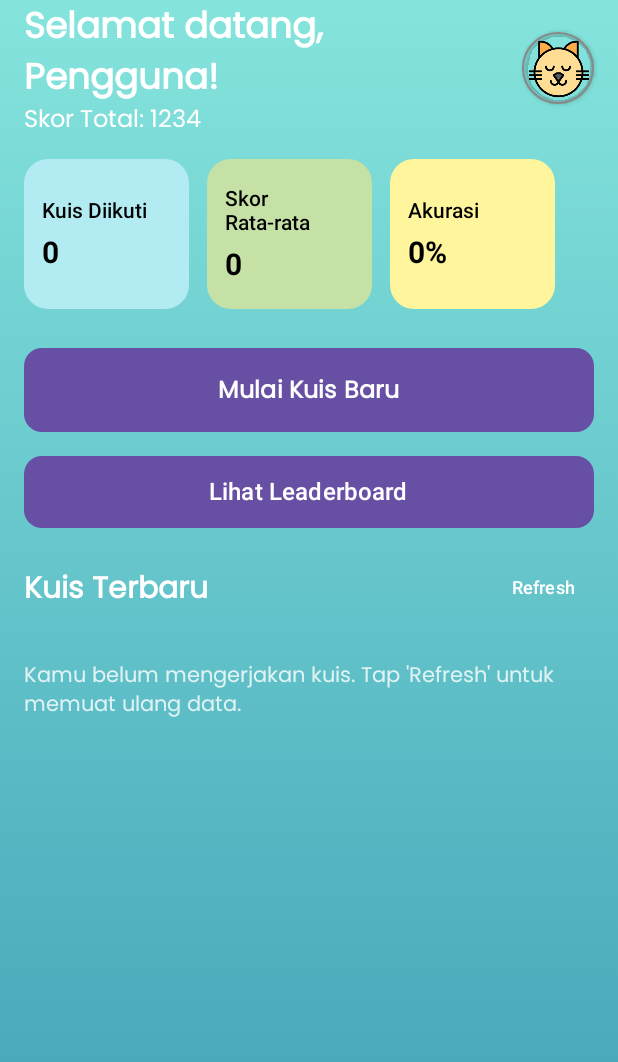
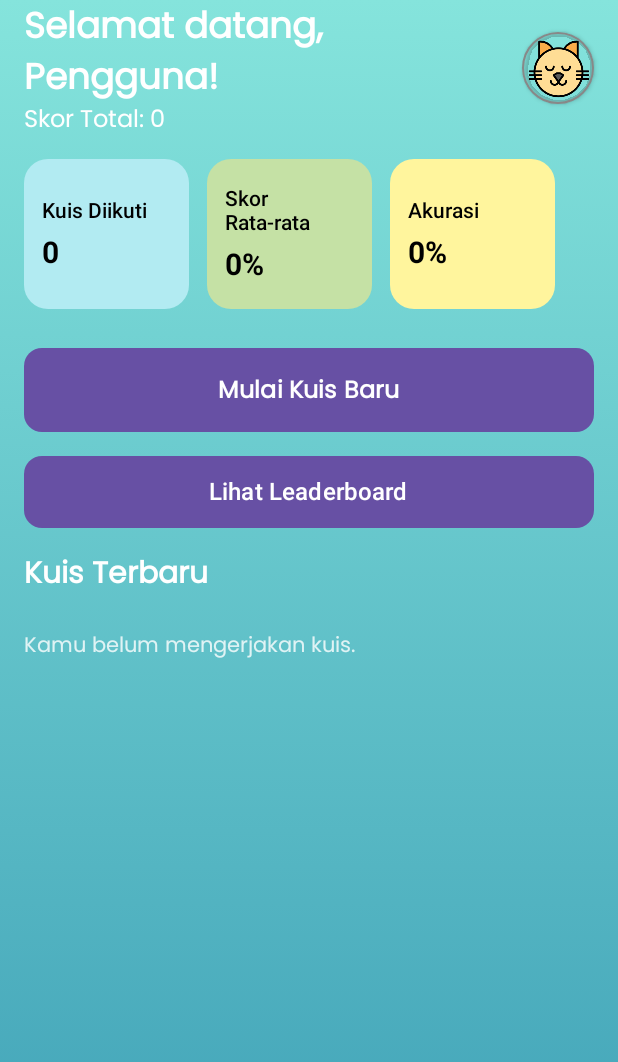
Before and after one commit to shifaaaaaa/QuizQuest, an Android app built with Jetpack Compose: the DashboardScreen screen opened through its navigation route, on a phone screen of 412 x 824 dp. Shown: the top 1062 px of the screen. Run offline under Robolectric (Android 15) with nearby library versions, the phone set to English and light mode, and no system bars; our stand-ins replace Firebase (no records; nobody signed in at launch, a user with empty details on screens opened directly).

Commit message:
banyak update tapi masih belum bisa nampilin hasil quiz user di dashboard

```diff
--- a/app/build.gradle.kts
+++ b/app/build.gradle.kts
@@ -91,8 +91,9 @@ dependencies {
 
     // Coroutines
     implementation("org.jetbrains.kotlinx:kotlinx-coroutines-android:1.7.3")
+    implementation("org.jetbrains.kotlinx:kotlinx-coroutines-core:1.7.3")
+    implementation ("androidx.lifecycle:lifecycle-viewmodel-compose:2.7.0")
 
-    implementation ("androidx.lifecycle:lifecycle-viewmodel-compose:2.7.0")
 
     // Networking
     implementation ("com.squareup.retrofit2:retrofit:2.9.0")
--- a/app/src/main/java/com/shifa/quizquest/DashboardActivity.kt
+++ b/app/src/main/java/com/shifa/quizquest/DashboardActivity.kt
@@ -19,6 +19,7 @@ import androidx.compose.ui.Modifier
 import androidx.core.view.WindowCompat
 import androidx.compose.foundation.layout.WindowInsets
 import androidx.compose.foundation.layout.asPaddingValues
+import androidx.compose.foundation.lazy.items
 import androidx.compose.ui.draw.clip
 import androidx.compose.ui.draw.shadow
 import androidx.compose.ui.layout.ContentScale
@@ -29,29 +30,16 @@ import com.shifa.quizquest.ui.theme.poppins
 import androidx.navigation.compose.rememberNavController
 import androidx.navigation.NavController
 
-class DashboardActivity : ComponentActivity() {
-    override fun onCreate(savedInstanceState: Bundle?) {
-        super.onCreate(savedInstanceState)
-        WindowCompat.setDecorFitsSystemWindows(window, false)
-        setContent {
-            val navController = rememberNavController()
-            DashboardScreen(navController = navController)
-        }
-    }
-}
 
 @Composable
 fun DashboardScreen(navController: NavController, viewModel: DashboardViewModel = viewModel()) {
     val profile by viewModel.profileData.collectAsState()
     val recentResults by viewModel.recentQuizResults.collectAsState()
+    val stats by viewModel.dashboardStats.collectAsState()
+
     val backgroundGradient = Brush.verticalGradient(
         colors = listOf(Color(0xFF85E4DC), Color(0xFF3FA1B7))
     )
-
-    // Refresh data saat screen pertama kali dimuat
-    LaunchedEffect(Unit) {
-        viewModel.refreshQuizResults()
-    }
 
     Box(
         modifier = Modifier
@@ -68,23 +56,29 @@ fun DashboardScreen(navController: NavController, viewModel: DashboardViewModel
             item {
                 HeaderSection(
                     userName = profile.nickname.ifBlank { "Pengguna" },
-                    totalScore = 1234,
+                    totalScore = stats.averageScore,
                     imageResId = profile.imageRes,
                     navController = navController
                 )
             }
-            item { SummaryCards() }
+            item {
+                SummaryCards(
+                    quizzesTaken = stats.quizzesTaken,
+                    averageScore = stats.averageScore,
+                    accuracy = stats.accuracy
+                )
+            }
             item { ActionButtons(navController = navController) }
             item { LeaderboardButton() }
             item {
-                RecentQuizzesSection(
-                    results = recentResults,
-                    onRefresh = { viewModel.refreshQuizResults() } // Tambah refresh button
-                )
+                // Panggilan ini sekarang tidak akan ambigu lagi
+                // setelah duplikatnya dihapus.
+                RecentQuizzesSection(results = recentResults)
             }
         }
     }
 }
+
 
 @Composable
 fun HeaderSection(
@@ -162,17 +156,14 @@ fun HeaderSection(
 }
 
 @Composable
-fun SummaryCards() {
+fun SummaryCards(quizzesTaken: Int, averageScore: Int, accuracy: Int) {
     val cardData = listOf(
-        Triple("Kuis Diikuti", "0", Color(0xFFB2EBF2)),
-        Triple("Skor Rata-rata", "0", Color(0xFFC5E1A5)),
-        Triple("Akurasi", "0%", Color(0xFFFFF59D))
+        Triple("Kuis Diikuti", quizzesTaken.toString(), Color(0xFFB2EBF2)),
+        Triple("Skor Rata-rata", "$averageScore%", Color(0xFFC5E1A5)),
+        Triple("Akurasi", "$accuracy%", Color(0xFFFFF59D))
     )
-
     Row(
-        modifier = Modifier
-            .fillMaxWidth()
-            .height(110.dp),
+        modifier = Modifier.fillMaxWidth().height(110.dp),
         horizontalArrangement = Arrangement.spacedBy(12.dp)
     ) {
         cardData.forEach { (title, value, color) ->
@@ -245,54 +236,6 @@ fun LeaderboardButton() {
     }
 }
 
-@Composable
-fun RecentQuizzesSection(
-    results: List<QuizResultData>,
-    onRefresh: () -> Unit = {} // Tambah parameter refresh
-) {
-    Column {
-        Row(
-            modifier = Modifier.fillMaxWidth(),
-            horizontalArrangement = Arrangement.SpaceBetween,
-            verticalAlignment = Alignment.CenterVertically
-        ) {
-            Text(
-                text = "Kuis Terbaru",
-                fontFamily = poppins,
-                fontSize = 20.sp,
-                fontWeight = FontWeight.Bold,
-                color = Color.White
-            )
-            // Tambah tombol refresh untuk debugging
-            TextButton(onClick = onRefresh) {
-                Text(
-                    text = "Refresh",
-                    color = Color.White,
-                    fontSize = 12.sp
-                )
-            }
-        }
-        Spacer(modifier = Modifier.height(8.dp))
-
-        if (results.isEmpty()) {
-            Text(
-                text = "Kamu belum mengerjakan kuis. Tap 'Refresh' untuk memuat ulang data.",
-                fontFamily = poppins,
-                color = Color.White.copy(alpha = 0.8f),
-                modifier = Modifier
-                    .fillMaxWidth()
-                    .padding(vertical = 16.dp)
-            )
-        } else {
-            Column(verticalArrangement = Arrangement.spacedBy(8.dp)) {
-                results.forEach { resultData ->
-                    RecentQuizCard(resultData = resultData)
-                }
-            }
-        }
-    }
-}
-
 @Preview(showBackground = true, showSystemUi = true)
 @Composable
 fun DashboardPreview() {
--- a/app/src/main/java/com/shifa/quizquest/DashboardViewModel.kt
+++ b/app/src/main/java/com/shifa/quizquest/DashboardViewModel.kt
@@ -8,77 +8,87 @@ import com.google.firebase.auth.ktx.auth
 import com.google.firebase.ktx.Firebase
 import com.shifa.quizquest.datastore.ProfileData
 import com.shifa.quizquest.datastore.ProfileDataStore
-import kotlinx.coroutines.flow.SharingStarted
-import kotlinx.coroutines.flow.StateFlow
-import kotlinx.coroutines.flow.combine
-import kotlinx.coroutines.flow.flow
-import kotlinx.coroutines.flow.stateIn
-import kotlinx.coroutines.launch
+import kotlinx.coroutines.ExperimentalCoroutinesApi
+import kotlinx.coroutines.channels.awaitClose
+import kotlinx.coroutines.flow.*
 
+data class DashboardStats(
+    val quizzesTaken: Int = 0,
+    val averageScore: Int = 0,
+    val accuracy: Int = 0
+)
 
+@OptIn(ExperimentalCoroutinesApi::class)
 class DashboardViewModel(application: Application) : AndroidViewModel(application) {
 
     private val auth: FirebaseAuth = Firebase.auth
 
-    private val dataStore = ProfileDataStore(application, auth.currentUser?.uid ?: "default_uid")
+    private val userIdFlow: StateFlow<String?> = callbackFlow {
+        val authStateListener = FirebaseAuth.AuthStateListener { firebaseAuth ->
+            trySend(firebaseAuth.currentUser?.uid)
+        }
+        auth.addAuthStateListener(authStateListener)
 
-    // StateFlow untuk ProfileData
-    val profileData: StateFlow<ProfileData> = combine(
+        awaitClose { auth.removeAuthStateListener(authStateListener) }
+    }.stateIn(viewModelScope, SharingStarted.WhileSubscribed(5000), auth.currentUser?.uid)
+
+
+    val profileData: StateFlow<ProfileData> = userIdFlow.flatMapLatest { userId ->
+        if (userId == null) {
+            flowOf(ProfileData("", "", R.drawable.profile1))
+        } else {
+            val dataStore = ProfileDataStore(application, userId)
+            combine(
                 dataStore.nickname,
                 dataStore.description,
                 dataStore.imageId
             ) { nickname, description, imageId ->
+
                 val validImages = listOf(
-            R.drawable.profile1, R.drawable.profile2,
-            R.drawable.profile3, R.drawable.profile4, R.drawable.profile5
-        )
-        val safeImage = if (imageId in validImages) imageId else R.drawable.profile1
-        ProfileData(nickname, description, safeImage)
-    }.stateIn(
-        scope = viewModelScope,
-        started = SharingStarted.WhileSubscribed(5000),
-        initialValue = ProfileData("", "", R.drawable.profile1)
+                    R.drawable.profile1,
+                    R.drawable.profile2,
+                    R.drawable.profile3,
+                    R.drawable.profile4,
+                    R.drawable.profile5
                 )
 
-    // StateFlow untuk hasil kuis terbaru - DIPERBAIKI
-    val recentQuizResults: StateFlow<List<QuizResultData>> = flow {
-        try {
-            auth.currentUser?.uid?.let { userId ->
-                println("Fetching quiz results for user: $userId")
-                val result = QuizResultRepository.getRecentQuizResults(userId, 5)
-                if (result.isSuccess) {
-                    val results = result.getOrNull() ?: emptyList()
-                    println("Found ${results.size} quiz results")
-                    emit(results)
+                val safeImageId = if (validImages.contains(imageId)) {
+                    imageId
                 } else {
-                    println("Failed to fetch quiz results: ${result.exceptionOrNull()?.message}")
-                    emit(emptyList<QuizResultData>())
+                    R.drawable.profile1
                 }
-            } ?: run {
-                println("No authenticated user found")
-                emit(emptyList<QuizResultData>())
+
+                ProfileData(nickname, description, safeImageId)
             }
-        } catch (e: Exception) {
-            println("Error in recentQuizResults flow: ${e.message}")
-            emit(emptyList<QuizResultData>())
         }
-    }.stateIn(
-        scope = viewModelScope,
-        started = SharingStarted.WhileSubscribed(5000),
-        initialValue = emptyList()
-    )
+    }.stateIn(viewModelScope, SharingStarted.WhileSubscribed(5000), ProfileData("", "", R.drawable.profile1))
 
-    // Method untuk refresh data secara manual
-    fun refreshQuizResults() {
-        viewModelScope.launch {
-            try {
-                auth.currentUser?.uid?.let { userId ->
-                    val result = QuizResultRepository.getRecentQuizResults(userId, 5)
-                    // Flow akan otomatis update karena menggunakan flow builder
+    val recentQuizResults: StateFlow<List<QuizResultData>> = userIdFlow.flatMapLatest { userId ->
+        if (userId == null) {
+            flowOf(emptyList())
+        } else {
+            flow { emit(QuizRepository.getRecentResultsForUser(userId)) }
         }
-            } catch (e: Exception) {
-                println("Error refreshing quiz results: ${e.message}")
+    }.stateIn(viewModelScope, SharingStarted.WhileSubscribed(5000), emptyList())
+
+
+    val dashboardStats: StateFlow<DashboardStats> = userIdFlow.flatMapLatest { userId ->
+        if (userId == null) {
+            flowOf(DashboardStats())
+        } else {
+            flow {
+                val allResults = QuizRepository.getAllResultsForUser(userId)
+                if (allResults.isNotEmpty()) {
+                    val quizzesTaken = allResults.size
+                    val totalCorrectAnswers = allResults.sumOf { it.score }
+                    val totalQuestions = allResults.sumOf { it.totalQuestions }
+                    val accuracy = if (totalQuestions > 0) (totalCorrectAnswers.toDouble() * 100 / totalQuestions).toInt() else 0
+                    val averageScore = allResults.map { if (it.totalQuestions > 0) (it.score.toDouble() * 100 / it.totalQuestions) else 0.0 }.average().toInt()
+                    emit(DashboardStats(quizzesTaken, averageScore, accuracy))
+                } else {
+                    emit(DashboardStats())
                 }
             }
         }
+    }.stateIn(viewModelScope, SharingStarted.WhileSubscribed(5000), DashboardStats())
 }
--- a/app/src/main/java/com/shifa/quizquest/ProfileDataStore.kt
+++ b/app/src/main/java/com/shifa/quizquest/ProfileDataStore.kt
@@ -9,19 +9,13 @@ import kotlinx.coroutines.flow.first
 import kotlinx.coroutines.flow.map
 import com.google.firebase.auth.FirebaseAuth
 
-private val Context.dataStore by preferencesDataStore(name = "user_profile")
+private val Context.dataStore by preferencesDataStore(name = "user_profile_V2")
 
-class ProfileDataStore(
-    private val context: Context,
-    private val uid: String
-
-) {
+class ProfileDataStore(private val context: Context, private val uid: String) {
     companion object {
         private fun nicknameKey(uid: String) = stringPreferencesKey("nickname_$uid")
         private fun descriptionKey(uid: String) = stringPreferencesKey("description_$uid")
         private fun imageKey(uid: String) = intPreferencesKey("image_id_$uid")
-
-
     }
 
     val nickname: Flow<String> = context.dataStore.data
@@ -34,11 +28,11 @@ class ProfileDataStore(
         .map { it[imageKey(uid)] ?: R.drawable.profile1 }
 
     suspend fun saveProfile(nickname: String, description: String, imageId: Int) {
-        val index = imageResToIndex(imageId)
         context.dataStore.edit { preferences ->
             preferences[nicknameKey(uid)] = nickname
             preferences[descriptionKey(uid)] = description
-            preferences[imageKey(uid)] = index
+            preferences[imageKey(uid)] = imageId
+
         }
     }
 
--- a/app/src/main/java/com/shifa/quizquest/QuizRepository.kt
+++ b/app/src/main/java/com/shifa/quizquest/QuizRepository.kt
@@ -13,7 +13,6 @@ data class Question(
 
 object QuizRepository {
 
-    // HANYA ADA SATU FUNGSI saveQuizResult
     suspend fun saveQuizResult(result: QuizResultData) {
         val db = Firebase.firestore
         try {
@@ -40,6 +39,26 @@ object QuizRepository {
             }
         } catch (e: Exception) {
             println("Error fetching recent results: ${e.message}")
+        }
+        return results
+    }
+
+    suspend fun getAllResultsForUser(userId: String): List<QuizResultData> {
+        val db = Firebase.firestore
+        val results = mutableListOf<QuizResultData>()
+        try {
+            val querySnapshot = db.collection("quizResults")
+                .whereEqualTo("userId", userId)
+                .orderBy("completedAt", Query.Direction.DESCENDING)
+                .get()
+                .await()
+            for (document in querySnapshot.documents) {
+                document.toObject(QuizResultData::class.java)?.let {
+                    results.add(it)
+                }
+            }
+        } catch (e: Exception) {
+            println("Error fetching all results for user: ${e.message}")
         }
         return results
     }
```
Also changed, not shown: app/src/main/java/com/shifa/quizquest/LoginViewModel.kt (+9 -25 lines), app/src/main/java/com/shifa/quizquest/QuizPlayScreen.kt (+37 -83 lines), app/src/main/java/com/shifa/quizquest/QuizPlayViewModel.kt (added, +55 -0 lines). Lines whose indentation alone changed are shown as unchanged.
